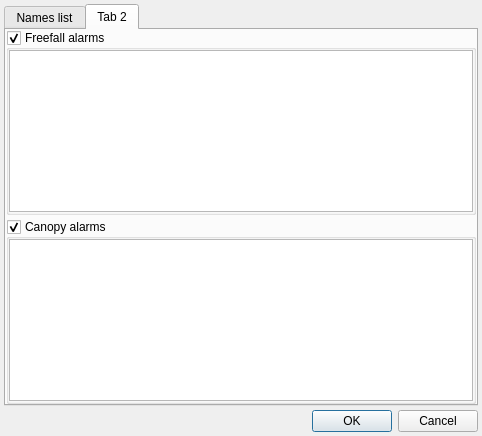
Old version of the form anreader_sources/device_widgets/n3_names_dialog.ui in the repository anpp/anreader.
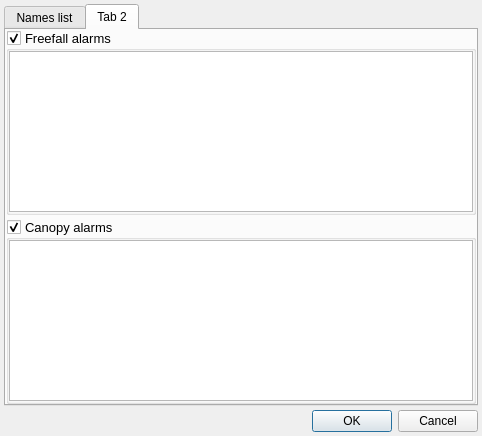
New version of the form. The open tabs and pages were chosen to show the change. Icons and pictures are not drawn.

```diff
--- a/anreader_sources/device_widgets/n3_names_dialog.ui
+++ b/anreader_sources/device_widgets/n3_names_dialog.ui
@@ -113,6 +113,14 @@
        </property>
        <item>
         <widget class="QGroupBox" name="gbxFreeFall">
+         <property name="font">
+          <font>
+           <family>Segoe UI</family>
+           <pointsize>10</pointsize>
+           <italic>false</italic>
+           <bold>false</bold>
+          </font>
+         </property>
          <property name="title">
           <string>Freefall alarms</string>
          </property>
@@ -168,6 +176,13 @@
        </item>
        <item>
         <widget class="QGroupBox" name="gbxCanopy">
+         <property name="font">
+          <font>
+           <pointsize>10</pointsize>
+           <bold>false</bold>
+           <underline>false</underline>
+          </font>
+         </property>
          <property name="title">
           <string>Canopy alarms</string>
          </property>
```
Left out of the diff: 2 changed lines with no effect on the pictures.
